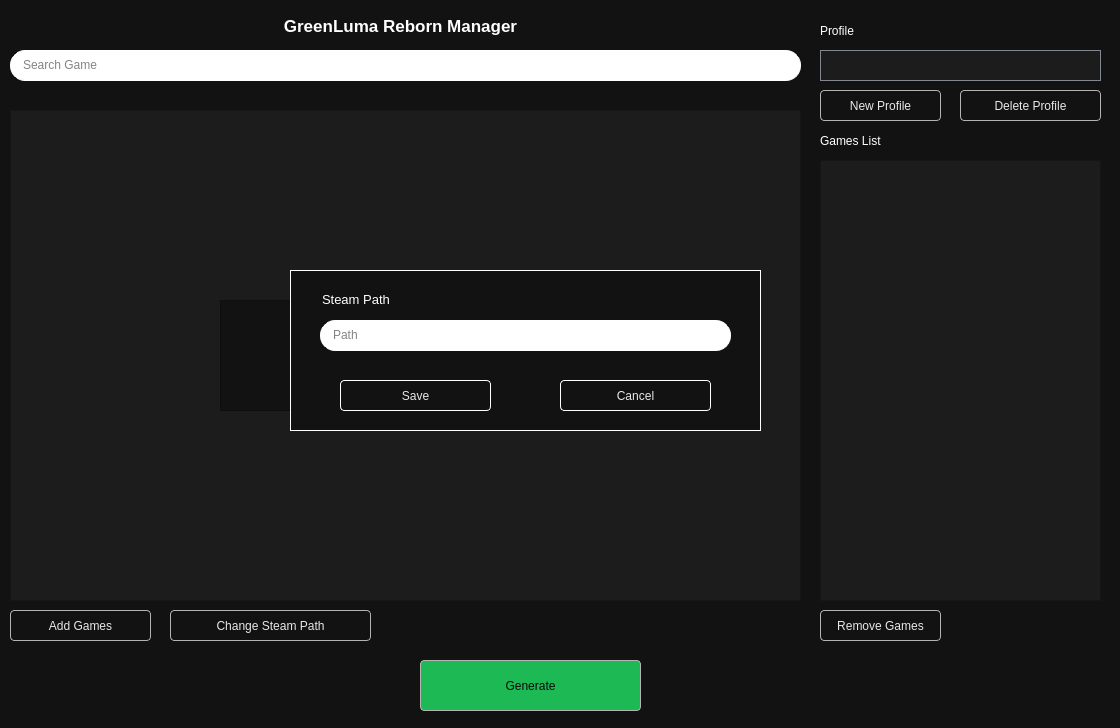
Above: Qt/gui.ui from ImaniiTy/GreenLuma-Reborn-Manager before the change. Below: the same form after it.
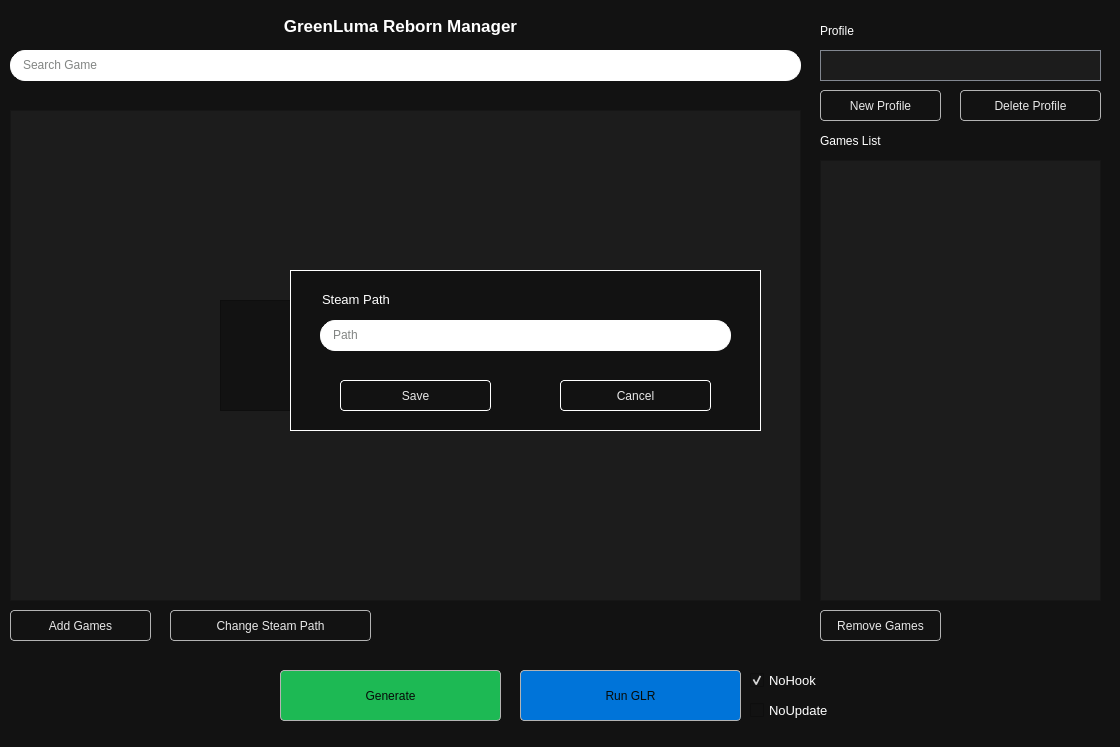
That is the form after the change. Icons and pictures are not drawn.

```diff
--- a/Qt/gui.ui
+++ b/Qt/gui.ui
@@ -7,7 +7,7 @@
     <x>0</x>
     <y>0</y>
     <width>1120</width>
-    <height>728</height>
+    <height>747</height>
    </rect>
   </property>
   <property name="windowTitle">
@@ -69,16 +69,6 @@
 	border: 2px solid rgb(85, 85, 85);
 }
 
-#generate_btn {
-	background-color: rgb(29, 185, 84);
-	color: rgb(6, 11, 8);
-}
-
-#generate_btn:hover {
-	color: rgb(24, 24, 24);
-	background-color: rgb(245, 245, 245);
-}
-
 QHeaderView::section {
 	background-color: rgb(29, 29, 29);
 	border: 1px solid rgb(245, 245, 245)
@@ -88,7 +78,7 @@
 	padding: 2px
 }
 
-QTableWidget::item:selected{ 
+QAbstractItemView::item:selected{ 
 	background-color: white;
 	color: black
 }
@@ -97,14 +87,22 @@
    <widget class="QPushButton" name="generate_btn">
     <property name="geometry">
      <rect>
-      <x>420</x>
-      <y>660</y>
+      <x>280</x>
+      <y>670</y>
       <width>221</width>
       <height>51</height>
      </rect>
     </property>
     <property name="styleSheet">
-     <string notr="true"/>
+     <string notr="true">#generate_btn {
+	background-color: rgb(29, 185, 84);
+	color: rgb(6, 11, 8);
+}
+
+#generate_btn:hover {
+	color: rgb(24, 24, 24);
+	background-color: rgb(245, 245, 245);
+}</string>
     </property>
     <property name="text">
      <string>Generate</string>
@@ -601,6 +599,69 @@
      <string>Change Steam Path</string>
     </property>
    </widget>
+   <widget class="QCheckBox" name="no_hook_checkbox">
+    <property name="geometry">
+     <rect>
+      <x>750</x>
+      <y>670</y>
+      <width>121</width>
+      <height>21</height>
+     </rect>
+    </property>
+    <property name="font">
+     <font>
+      <pointsize>10</pointsize>
+     </font>
+    </property>
+    <property name="text">
+     <string>NoHook</string>
+    </property>
+    <property name="checked">
+     <bool>true</bool>
+    </property>
+   </widget>
+   <widget class="QPushButton" name="run_GLR_btn">
+    <property name="geometry">
+     <rect>
+      <x>520</x>
+      <y>670</y>
+      <width>221</width>
+      <height>51</height>
+     </rect>
+    </property>
+    <property name="styleSheet">
+     <string notr="true">#run_GLR_btn {
+	background-color: rgb(0, 116, 217);
+	color: rgb(6, 11, 8);
+}
+
+#run_GLR_btn:hover {
+	color: rgb(24, 24, 24);
+	background-color: rgb(245, 245, 245);
+}</string>
+    </property>
+    <property name="text">
+     <string>Run GLR</string>
+    </property>
+   </widget>
+   <widget class="QCheckBox" name="no_update_checkbox">
+    <property name="geometry">
+     <rect>
+      <x>750</x>
+      <y>700</y>
+      <width>121</width>
+      <height>21</height>
+     </rect>
+    </property>
+    <property name="font">
+     <font>
+      <pointsize>10</pointsize>
+     </font>
+    </property>
+    <property name="text">
+     <string>NoUpdate</string>
+    </property>
+   </widget>
    <zorder>search_result</zorder>
    <zorder>generate_btn</zorder>
    <zorder>game_search_text</zorder>
```
Left out of the diff: 5 changed lines with no effect on the pictures.
